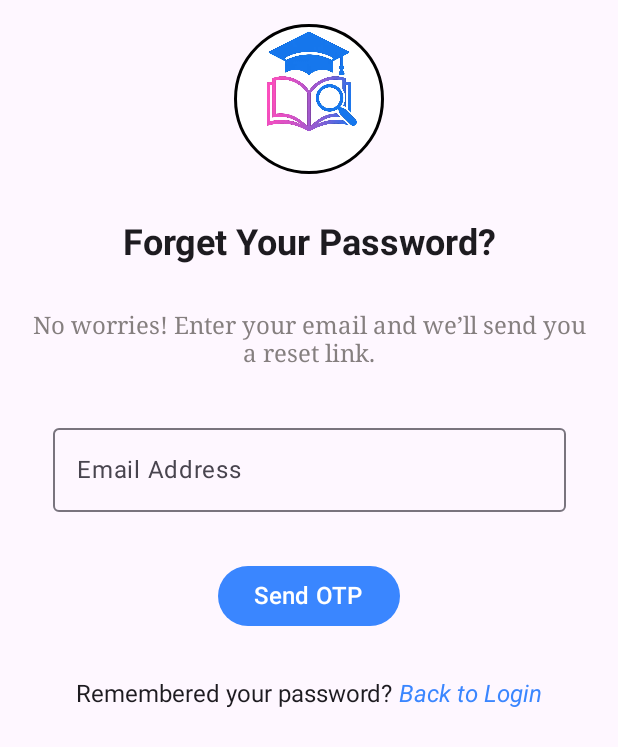
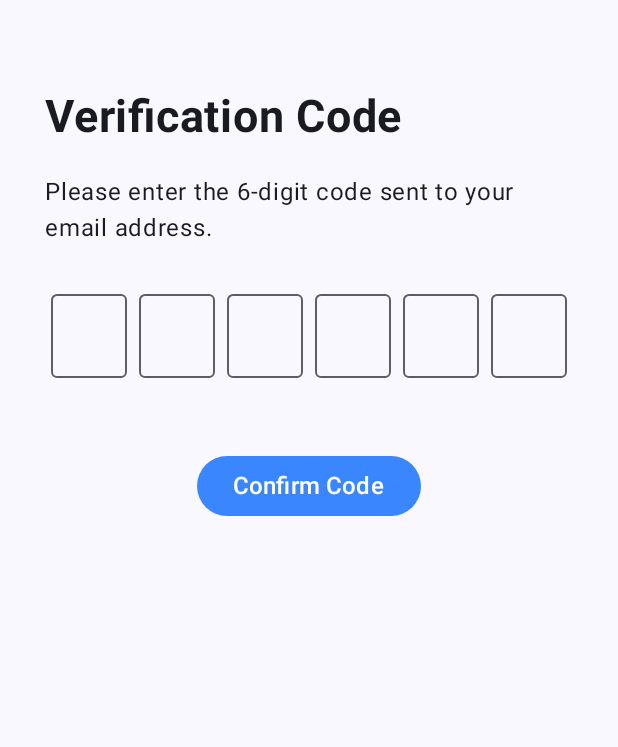
Before and after one commit to NirdeshKajiShakya/U.N.I.C.K, an Android app built with Jetpack Compose: the SendCodeToEmailActivity screen opened directly, with no data from a screen before it, after a tap on "Send OTP", on a phone screen of 412 x 824 dp. Shown: the top 747 px of the screen. Run offline under Robolectric (Android 15) with nearby library versions, the phone set to English and light mode, and no system bars.

Commit message:
email recovery UI complete

```diff
--- a/app/build.gradle.kts
+++ b/app/build.gradle.kts
@@ -50,6 +50,7 @@ dependencies {
     implementation(libs.androidx.compose.ui.graphics)
     implementation(libs.androidx.compose.ui.tooling.preview)
     implementation(libs.androidx.compose.material3)
+    implementation(libs.androidx.compose.foundation)
     testImplementation(libs.junit)
     androidTestImplementation(libs.androidx.junit)
     androidTestImplementation(libs.androidx.espresso.core)
--- /dev/null
+++ b/app/src/main/java/com/example/unick/view/CodeConfirmActivity.kt
@@ -0,0 +1,185 @@
+package com.example.unick.view
+
+import android.os.Bundle
+import androidx.activity.ComponentActivity
+import androidx.activity.compose.setContent
+import androidx.activity.enableEdgeToEdge
+import androidx.compose.foundation.layout.Arrangement
+import androidx.compose.foundation.layout.Row
+import androidx.compose.foundation.layout.Spacer
+import androidx.compose.foundation.layout.fillMaxSize
+import androidx.compose.foundation.layout.fillMaxWidth
+import androidx.compose.foundation.layout.padding
+import androidx.compose.foundation.lazy.LazyColumn
+import androidx.compose.material3.OutlinedTextField
+import androidx.compose.material3.Scaffold
+import androidx.compose.material3.Text
+import androidx.compose.runtime.Composable
+import androidx.compose.runtime.LaunchedEffect
+import androidx.compose.runtime.getValue
+import androidx.compose.runtime.mutableStateOf
+import androidx.compose.runtime.remember
+import androidx.compose.runtime.setValue
+import androidx.compose.ui.Modifier
+import androidx.compose.ui.focus.FocusDirection
+import androidx.compose.ui.focus.FocusRequester
+import androidx.compose.ui.focus.focusRequester
+import androidx.compose.ui.platform.LocalFocusManager
+import androidx.compose.ui.text.font.FontWeight
+import androidx.compose.ui.text.input.VisualTransformation
+import androidx.compose.ui.tooling.preview.Preview
+import androidx.compose.ui.unit.dp
+import androidx.compose.ui.unit.sp
+import com.example.unick.view.ui.theme.UNICKTheme
+
+class CodeConfirmActivity : ComponentActivity() {
+    override fun onCreate(savedInstanceState: Bundle?) {
+        super.onCreate(savedInstanceState)
+        enableEdgeToEdge()
+        setContent {
+            UNICKTheme {
+                CodeConfirmScreen()
+            }
+        }
+    }
+}
+
+@Composable
+fun CodeConfirmScreen() {
+    Scaffold { padding ->
+        LazyColumn(
+            modifier = Modifier
+                .fillMaxSize()
+                .padding(padding)
+        ) {
+            item { HeadingTextForCodeConfirm() }
+            item { SubTextForCodeConfirm() }
+            item { Spacer(modifier = Modifier.padding(top = 32.dp))}
+            item { OtpCodeInput(length = 6) }
+            item { Spacer(modifier = Modifier.padding(top = 32.dp))}
+            item { ButtonForOTPConfirm() }
+        }
+    }
+}
+
+@Composable
+fun HeadingTextForCodeConfirm() {
+    Spacer(
+        modifier = Modifier
+            .padding(top = 60.dp)
+    )
+    Row(
+        modifier = Modifier
+            .fillMaxWidth()
+            .padding(horizontal = 30.dp)
+    ) {
+        Text(
+            "Verification Code",
+            fontWeight = FontWeight.Bold,
+            fontSize = 30.sp
+        )
+    }
+}
+
+@Composable
+fun SubTextForCodeConfirm() {
+    Spacer(
+        modifier = Modifier
+            .padding(top = 20.dp)
+    )
+    Row(
+        modifier = Modifier
+            .fillMaxWidth()
+            .padding(horizontal = 30.dp)
+    ) {
+        Text(
+            "Please enter the 6-digit code sent to your email address.",
+            fontSize = 16.sp
+        )
+    }
+}
+
+@Composable
+fun OtpCodeInput(length: Int) {
+    // Holds the code as a list of single-character strings
+    var code by remember { mutableStateOf(List(length) { "" }) }
+
+    // FocusRequesters for each box so we can move focus programmatically
+    val focusRequesters = remember {
+        List(length) { FocusRequester() }
+    }
+    val focusManager = LocalFocusManager.current
+
+    Row(
+        modifier = Modifier
+            .fillMaxWidth()
+            .padding(horizontal = 30.dp),
+        horizontalArrangement = Arrangement.SpaceBetween
+    ) {
+        code.forEachIndexed { index, value ->
+            OutlinedTextField(
+                value = value,
+                onValueChange = { newValue ->
+                    // Accept only digits and limit to 1 char per box
+                    val filtered = newValue.filter { it.isDigit() }.take(1)
+
+                    val updated = code.toMutableList()
+                    updated[index] = filtered
+                    code = updated
+
+                    // Move to next box when a digit is entered
+                    if (filtered.isNotEmpty() && index < length - 1) {
+                        focusRequesters[index + 1].requestFocus()
+                    }
+
+                    // If the user clears the field, move focus back
+                    if (filtered.isEmpty() && index > 0) {
+                        focusManager.moveFocus(FocusDirection.Previous)
+                    }
+                },
+                singleLine = true,
+                modifier = Modifier
+                    .weight(1f)
+                    .padding(horizontal = 4.dp)
+                    .focusRequester(focusRequesters[index]),
+                visualTransformation = VisualTransformation.None
+            )
+        }
+    }
+
+    // Automatically focus the first box when this composable appears
+    LaunchedEffect(Unit) {
+        if (length > 0) {
+            focusRequesters[0].requestFocus()
+        }
+    }
+}
+
+@Composable
+fun ButtonForOTPConfirm(){
+    Row(
+        modifier = Modifier
+            .fillMaxSize()
+            .padding(16.dp),
+        horizontalArrangement = Arrangement.Center
+    ) {
+        androidx.compose.material3.Button(
+            onClick = {},
+            colors = androidx.compose.material3.ButtonDefaults.buttonColors(containerColor = com.example.unick.ui.theme.Blue)
+        ) {
+            Text(
+                "Confirm Code",
+                fontSize = 16.sp,
+                fontWeight = FontWeight.SemiBold
+            )
+        }
+    }
+}
+
+@Preview
+@Composable
+fun CodeConfirmScreenPreview() {
+    UNICKTheme {
+        CodeConfirmScreen()
+    }
+}
--- a/app/src/main/java/com/example/unick/SendCodeToEmailActivity.kt
+++ b/app/src/main/java/com/example/unick/view/SendCodeToEmailActivity.kt
@@ -1,20 +1,14 @@
-package com.example.unick
+package com.example.unick.view
 
-import android.content.ClipData
 import android.content.Intent
-import android.graphics.Paint
-import android.media.tv.TvContract
 import android.os.Bundle
 import androidx.activity.ComponentActivity
 import androidx.activity.compose.setContent
 import androidx.activity.enableEdgeToEdge
 import androidx.compose.foundation.Image
-import androidx.compose.foundation.background
 import androidx.compose.foundation.border
-import androidx.compose.foundation.clickable
 import androidx.compose.foundation.layout.Arrangement
 import androidx.compose.foundation.layout.Box
-import androidx.compose.foundation.layout.Column
 import androidx.compose.foundation.layout.Row
 import androidx.compose.foundation.layout.fillMaxSize
 import androidx.compose.foundation.layout.padding
@@ -35,20 +29,17 @@ import androidx.compose.runtime.setValue
 import androidx.compose.ui.Modifier
 import androidx.compose.ui.draw.clip
 import androidx.compose.ui.graphics.Color
-import androidx.compose.ui.layout.ModifierInfo
-import androidx.compose.ui.layout.ModifierLocalBeyondBoundsLayout
 import androidx.compose.ui.platform.LocalContext
 import androidx.compose.ui.res.painterResource
-import androidx.compose.ui.text.font.FontStyle
 import androidx.compose.ui.text.font.FontStyle.Companion.Italic
 import androidx.compose.ui.text.font.FontWeight
 import androidx.compose.ui.text.style.TextAlign
 import androidx.compose.ui.tooling.preview.Preview
 import androidx.compose.ui.unit.dp
 import androidx.compose.ui.unit.sp
+import com.example.unick.R
 import com.example.unick.ui.theme.Blue
 import com.example.unick.ui.theme.LightGray
-import com.example.unick.ui.theme.UNICKTheme
 
 class SendCodeToEmailActivity : ComponentActivity() {
     override fun onCreate(savedInstanceState: Bundle?) {
@@ -71,8 +62,8 @@ fun CodeToEmail() {
                 .padding(padding)
         ) {
             item { Logo() }
-            item { HeadingText() }
-            item { SubText() }
+            item { HeadingTextForSendCodeToEmail() }
+            item { SubTextForSendCodeToEmail() }
             item { EmailInputField() }
             item { ButtonForOTP() }
             item { BackToLoginText()}
@@ -106,7 +97,7 @@ fun Logo() {
 }
 
 @Composable
-fun HeadingText() {
+fun HeadingTextForSendCodeToEmail() {
     Row(
         modifier = Modifier
             .fillMaxSize()
@@ -123,7 +114,7 @@ fun HeadingText() {
 }
 
 @Composable
-fun SubText(){
+fun SubTextForSendCodeToEmail(){
     Row(
         modifier = Modifier
             .fillMaxSize()
@@ -160,6 +151,7 @@ fun EmailInputField() {
 
 @Composable
 fun ButtonForOTP(){
+    val context = LocalContext.current
     Row(
         modifier = Modifier
             .fillMaxSize()
@@ -167,7 +159,10 @@ fun ButtonForOTP(){
         horizontalArrangement = Arrangement.Center
     ) {
         Button(
-            onClick = {},
+            onClick = {
+                val intent = Intent(context, CodeConfirmActivity::class.java)
+                context.startActivity(intent)
+            },
             colors = ButtonDefaults.buttonColors(containerColor = Blue)
         ) {
             Text(
@@ -203,6 +198,7 @@ fun BackToLoginText(){
     }
 }
 
+
 @Preview(showBackground = true)
 @Composable
 fun CodeToEmailPreview() {
--- /dev/null
+++ b/app/src/main/java/com/example/unick/view/ui/theme/Theme.kt
@@ -0,0 +1,58 @@
+package com.example.unick.view.ui.theme
+
+import android.app.Activity
+import android.os.Build
+import androidx.compose.foundation.isSystemInDarkTheme
+import androidx.compose.material3.MaterialTheme
+import androidx.compose.material3.darkColorScheme
+import androidx.compose.material3.dynamicDarkColorScheme
+import androidx.compose.material3.dynamicLightColorScheme
+import androidx.compose.material3.lightColorScheme
+import androidx.compose.runtime.Composable
+import androidx.compose.ui.platform.LocalContext
+
+private val DarkColorScheme = darkColorScheme(
+    primary = Purple80,
+    secondary = PurpleGrey80,
+    tertiary = Pink80
+)
+
+private val LightColorScheme = lightColorScheme(
+    primary = Purple40,
+    secondary = PurpleGrey40,
+    tertiary = Pink40
+
+    /* Other default colors to override
+    background = Color(0xFFFFFBFE),
+    surface = Color(0xFFFFFBFE),
+    onPrimary = Color.White,
+    onSecondary = Color.White,
+    onTertiary = Color.White,
+    onBackground = Color(0xFF1C1B1F),
+    onSurface = Color(0xFF1C1B1F),
+    */
+)
+
+@Composable
+fun UNICKTheme(
+    darkTheme: Boolean = isSystemInDarkTheme(),
+    // Dynamic color is available on Android 12+
+    dynamicColor: Boolean = true,
+    content: @Composable () -> Unit
+) {
+    val colorScheme = when {
+        dynamicColor && Build.VERSION.SDK_INT >= Build.VERSION_CODES.S -> {
+            val context = LocalContext.current
+            if (darkTheme) dynamicDarkColorScheme(context) else dynamicLightColorScheme(context)
+        }
+
+        darkTheme -> DarkColorScheme
+        else -> LightColorScheme
+    }
+
+    MaterialTheme(
+        colorScheme = colorScheme,
+        typography = Typography,
+        content = content
+    )
+}
--- /dev/null
+++ b/app/src/main/java/com/example/unick/view/ui/theme/Type.kt
@@ -0,0 +1,34 @@
+package com.example.unick.view.ui.theme
+
+import androidx.compose.material3.Typography
+import androidx.compose.ui.text.TextStyle
+import androidx.compose.ui.text.font.FontFamily
+import androidx.compose.ui.text.font.FontWeight
+import androidx.compose.ui.unit.sp
+
+// Set of Material typography styles to start with
+val Typography = Typography(
+    bodyLarge = TextStyle(
+        fontFamily = FontFamily.Default,
+        fontWeight = FontWeight.Normal,
+        fontSize = 16.sp,
+        lineHeight = 24.sp,
+        letterSpacing = 0.5.sp
+    )
+    /* Other default text styles to override
+    titleLarge = TextStyle(
+        fontFamily = FontFamily.Default,
+        fontWeight = FontWeight.Normal,
+        fontSize = 22.sp,
+        lineHeight = 28.sp,
+        letterSpacing = 0.sp
+    ),
+    labelSmall = TextStyle(
+        fontFamily = FontFamily.Default,
+        fontWeight = FontWeight.Medium,
+        fontSize = 11.sp,
+        lineHeight = 16.sp,
+        letterSpacing = 0.5.sp
+    )
+    */
+)
--- a/app/src/main/res/values/strings.xml
+++ b/app/src/main/res/values/strings.xml
@@ -1,4 +1,6 @@
 <resources>
     <string name="app_name">UNICK</string>
     <string name="title_activity_send_code_to_email">SendCodeToEmailActivity</string>
+    <string name="title_activity_code_confirm">CodeConfirmActivity</string>
+    <string name="title_activity_reset_password">ResetPasswordActivity</string>
 </resources>
--- a/gradle/libs.versions.toml
+++ b/gradle/libs.versions.toml
@@ -8,6 +8,7 @@ espressoCore = "3.5.1"
 lifecycleRuntimeKtx = "2.9.4"
 activityCompose = "1.11.0"
 composeBom = "2024.09.00"
+foundation = "1.9.5"
 
 [libraries]
 androidx-core-ktx = { group = "androidx.core", name = "core-ktx", version.ref = "coreKtx" }
@@ -24,6 +25,7 @@ androidx-compose-ui-tooling-preview = { group = "androidx.compose.ui", name = "u
 androidx-compose-ui-test-manifest = { group = "androidx.compose.ui", name = "ui-test-manifest" }
 androidx-compose-ui-test-junit4 = { group = "androidx.compose.ui", name = "ui-test-junit4" }
 androidx-compose-material3 = { group = "androidx.compose.material3", name = "material3" }
+androidx-compose-foundation = { group = "androidx.compose.foundation", name = "foundation", version.ref = "foundation" }
 
 [plugins]
 android-application = { id = "com.android.application", version.ref = "agp" }
```
Also changed, not shown: app/src/main/AndroidManifest.xml (+11 -1 lines), app/src/main/java/com/example/unick/view/ResetPasswordActivity.kt (added, +140 -0 lines), app/src/main/java/com/example/unick/view/ui/theme/Color.kt (added, +11 -0 lines).
